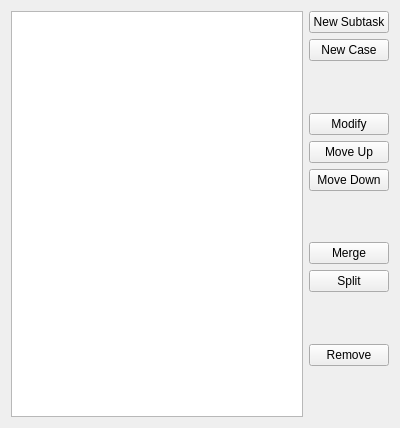
Qt form forms/exttestcasemodifier.ui (Project-LemonLime/Project_LemonLime) before a commit.
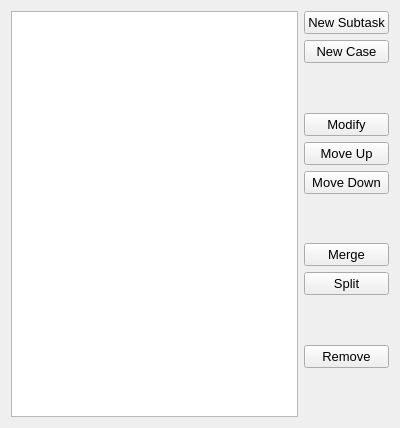
The same form after that commit. Custom widgets are drawn as their Qt base class.

Diff of the .ui file:
```diff
--- a/forms/exttestcasemodifier.ui
+++ b/forms/exttestcasemodifier.ui
@@ -16,6 +16,11 @@
   <layout class="QGridLayout" name="gridLayout">
    <item row="3" column="1">
     <widget class="QPushButton" name="buttonModify">
+     <property name="font">
+      <font>
+       <pointsize>10</pointsize>
+      </font>
+     </property>
      <property name="text">
       <string>Modify</string>
      </property>
@@ -23,6 +28,11 @@
    </item>
    <item row="6" column="1">
     <spacer name="verticalSpacer_2">
+     <property name="font">
+      <font>
+       <pointsize>10</pointsize>
+      </font>
+     </property>
      <property name="orientation">
       <enum>Qt::Vertical</enum>
      </property>
@@ -36,6 +46,11 @@
    </item>
    <item row="12" column="1">
     <spacer name="verticalSpacer_3">
+     <property name="font">
+      <font>
+       <pointsize>10</pointsize>
+      </font>
+     </property>
      <property name="orientation">
       <enum>Qt::Vertical</enum>
      </property>
@@ -49,6 +64,11 @@
    </item>
    <item row="8" column="1">
     <widget class="QPushButton" name="buttonSplit">
+     <property name="font">
+      <font>
+       <pointsize>10</pointsize>
+      </font>
+     </property>
      <property name="text">
       <string>Split</string>
      </property>
@@ -56,16 +76,32 @@
    </item>
    <item row="0" column="1">
     <widget class="QPushButton" name="buttonNewSub">
+     <property name="font">
+      <font>
+       <pointsize>10</pointsize>
+      </font>
+     </property>
      <property name="text">
       <string>New Subtask</string>
      </property>
     </widget>
    </item>
    <item row="0" column="0" rowspan="13">
-    <widget class="extTestCaseTable" name="testCaseTable"/>
+    <widget class="extTestCaseTable" name="testCaseTable">
+     <property name="font">
+      <font>
+       <pointsize>10</pointsize>
+      </font>
+     </property>
+    </widget>
    </item>
    <item row="7" column="1">
     <widget class="QPushButton" name="buttonMerge">
+     <property name="font">
+      <font>
+       <pointsize>10</pointsize>
+      </font>
+     </property>
      <property name="text">
       <string>Merge</string>
      </property>
@@ -73,6 +109,11 @@
    </item>
    <item row="1" column="1">
     <widget class="QPushButton" name="buttonNewCase">
+     <property name="font">
+      <font>
+       <pointsize>10</pointsize>
+      </font>
+     </property>
      <property name="text">
       <string>New Case</string>
      </property>
@@ -80,6 +121,11 @@
    </item>
    <item row="2" column="1">
     <spacer name="verticalSpacer">
+     <property name="font">
+      <font>
+       <pointsize>10</pointsize>
+      </font>
+     </property>
      <property name="orientation">
       <enum>Qt::Vertical</enum>
      </property>
@@ -93,6 +139,11 @@
    </item>
    <item row="5" column="1">
     <widget class="QPushButton" name="buttonDown">
+     <property name="font">
+      <font>
+       <pointsize>10</pointsize>
+      </font>
+     </property>
      <property name="text">
       <string>Move Down</string>
      </property>
@@ -100,6 +151,11 @@
    </item>
    <item row="10" column="1">
     <widget class="QPushButton" name="buttonRemove">
+     <property name="font">
+      <font>
+       <pointsize>10</pointsize>
+      </font>
+     </property>
      <property name="text">
       <string>Remove</string>
      </property>
@@ -107,6 +163,11 @@
    </item>
    <item row="4" column="1">
     <widget class="QPushButton" name="buttonUp">
+     <property name="font">
+      <font>
+       <pointsize>10</pointsize>
+      </font>
+     </property>
      <property name="text">
       <string>Move Up</string>
      </property>
@@ -114,6 +175,11 @@
    </item>
    <item row="9" column="1">
     <spacer name="verticalSpacer_4">
+     <property name="font">
+      <font>
+       <pointsize>10</pointsize>
+      </font>
+     </property>
      <property name="orientation">
       <enum>Qt::Vertical</enum>
      </property>
```
